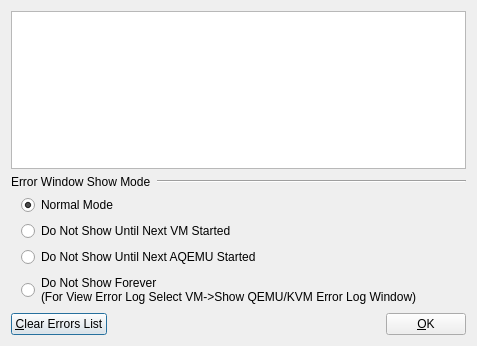
Old version of the form Error_Log_Window.ui in the repository qunying/aqemu-old.
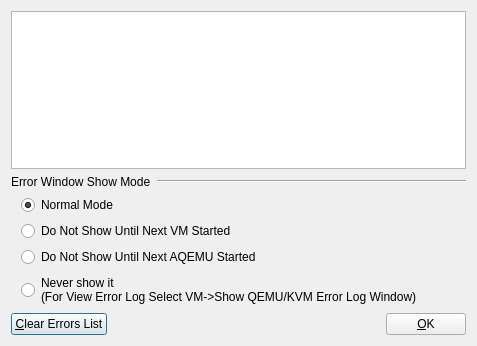
New version of the form. Icons and pictures are not drawn.

```diff
--- a/Error_Log_Window.ui
+++ b/Error_Log_Window.ui
@@ -91,7 +91,7 @@
      <item>
       <widget class="QRadioButton" name="RB_No_Show_Forever">
        <property name="text">
-        <string>Do Not Show Forever
+        <string>Never show it
 (For View Error Log Select VM-&gt;Show QEMU/KVM Error Log Window)</string>
        </property>
       </widget>
```
